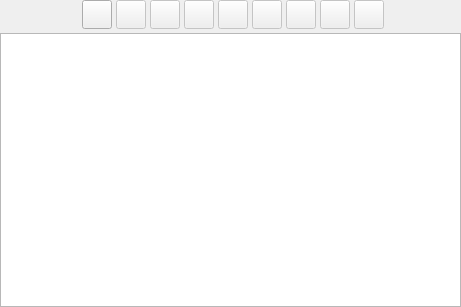
Old version of the form libpgmodeler_ui/ui/objecttablewidget.ui in the repository pgmodeler/pgmodeler.
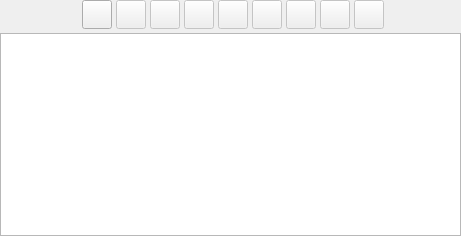
New version of the form. Icons and pictures are not drawn.

What changed in the file:
```diff
--- a/libpgmodeler_ui/ui/objecttablewidget.ui
+++ b/libpgmodeler_ui/ui/objecttablewidget.ui
@@ -7,11 +7,11 @@
     <x>0</x>
     <y>0</y>
     <width>461</width>
-    <height>307</height>
+    <height>236</height>
    </rect>
   </property>
   <property name="sizePolicy">
-   <sizepolicy hsizetype="Preferred" vsizetype="Expanding">
+   <sizepolicy hsizetype="Preferred" vsizetype="Preferred">
     <horstretch>0</horstretch>
     <verstretch>0</verstretch>
    </sizepolicy>
@@ -383,6 +383,12 @@
    </item>
    <item row="1" column="0" colspan="3">
     <widget class="QTableWidget" name="table_tbw">
+     <property name="sizePolicy">
+      <sizepolicy hsizetype="Expanding" vsizetype="MinimumExpanding">
+       <horstretch>0</horstretch>
+       <verstretch>0</verstretch>
+      </sizepolicy>
+     </property>
      <property name="editTriggers">
       <set>QAbstractItemView::NoEditTriggers</set>
      </property>
```
